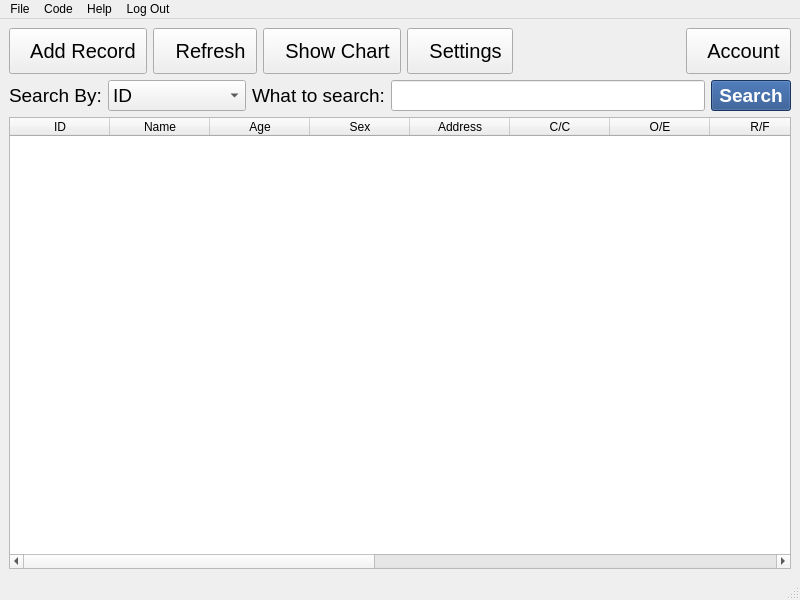
First picture: the form in dashboard.ui, repository suvashsumon/Patient-Database-Management-System, before the edit.
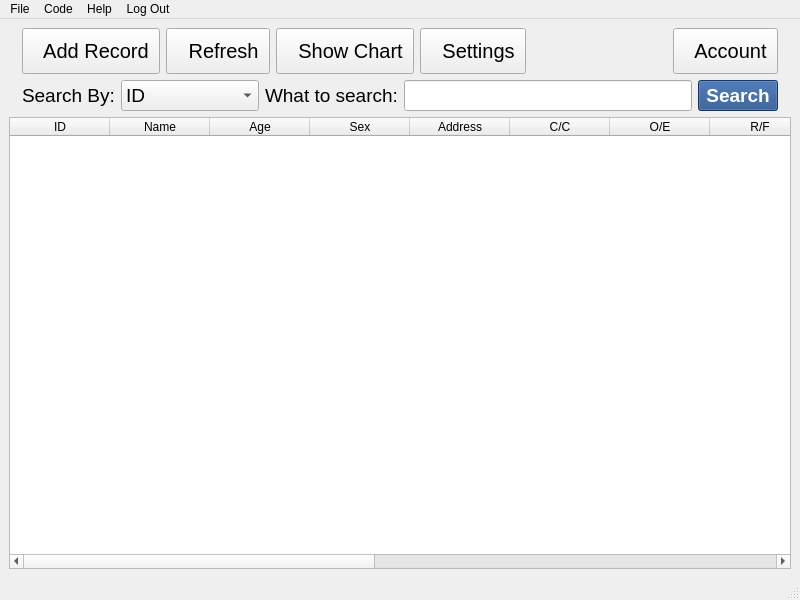
Second picture: the form after the edit. Icons and pictures are not drawn.

Commit message: some ui and their control class added

```diff
--- a/dashboard.ui
+++ b/dashboard.ui
@@ -17,6 +17,13 @@
    <layout class="QVBoxLayout" name="verticalLayout">
     <item>
      <layout class="QHBoxLayout" name="horizontalLayout">
+      <item>
+       <widget class="QLabel" name="label_5">
+        <property name="text">
+         <string>  </string>
+        </property>
+       </widget>
+      </item>
       <item>
        <widget class="QPushButton" name="pushButton_5">
         <property name="font">
@@ -165,10 +172,24 @@
         </property>
        </widget>
       </item>
+      <item>
+       <widget class="QLabel" name="label_6">
+        <property name="text">
+         <string>  </string>
+        </property>
+       </widget>
+      </item>
      </layout>
     </item>
     <item>
      <layout class="QHBoxLayout" name="horizontalLayout_2">
+      <item>
+       <widget class="QLabel" name="label_3">
+        <property name="text">
+         <string>  </string>
+        </property>
+       </widget>
+      </item>
       <item>
        <widget class="QLabel" name="label">
         <property name="font">
@@ -303,6 +324,13 @@
         </property>
        </widget>
       </item>
+      <item>
+       <widget class="QLabel" name="label_4">
+        <property name="text">
+         <string>  </string>
+        </property>
+       </widget>
+      </item>
      </layout>
     </item>
     <item>
```
The commit also changes 8 other files.
